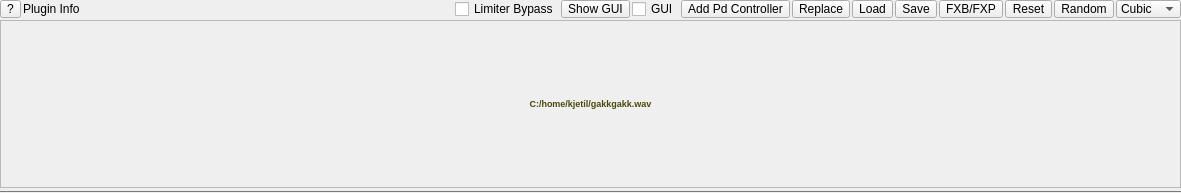
Old version of the form Qt/qt4_plugin_widget.ui in the repository kmatheussen/radium.
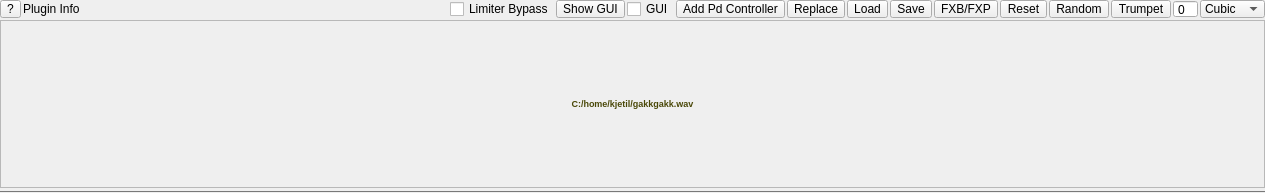
New version of the form.

Commit message: Select VST presets in the instrument widgets

```diff
--- a/Qt/qt4_plugin_widget.ui
+++ b/Qt/qt4_plugin_widget.ui
@@ -6,7 +6,7 @@
    <rect>
     <x>0</x>
     <y>0</y>
-    <width>1181</width>
+    <width>1265</width>
     <height>193</height>
    </rect>
   </property>
@@ -234,6 +234,29 @@
         </property>
        </widget>
       </item>
+      <item>
+       <widget class="QToolButton" name="preset_button">
+        <property name="sizePolicy">
+         <sizepolicy hsizetype="Fixed" vsizetype="Minimum">
+          <horstretch>0</horstretch>
+          <verstretch>0</verstretch>
+         </sizepolicy>
+        </property>
+        <property name="text">
+         <string>Trumpet</string>
+        </property>
+       </widget>
+      </item>
+      <item>
+       <widget class="QSpinBox" name="preset_selector">
+        <property name="buttonSymbols">
+         <enum>QAbstractSpinBox::NoButtons</enum>
+        </property>
+        <property name="specialValueText">
+         <string/>
+        </property>
+       </widget>
+      </item>
       <item>
        <widget class="QComboBox" name="interpolation_type">
         <property name="sizePolicy">
```
The commit also changes 3 other files.
